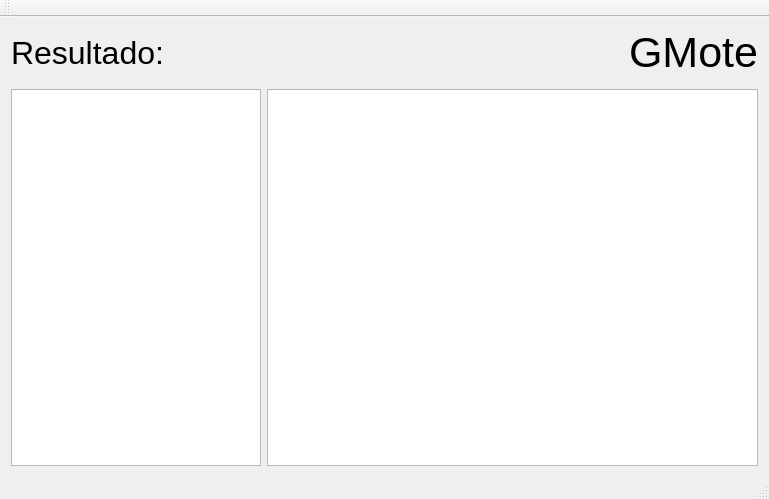
The window that Qt-test/GMoteTest/mainwindow.ui (DavidMCerdeira/GMote) describes before a commit, drawn with Qt 5.
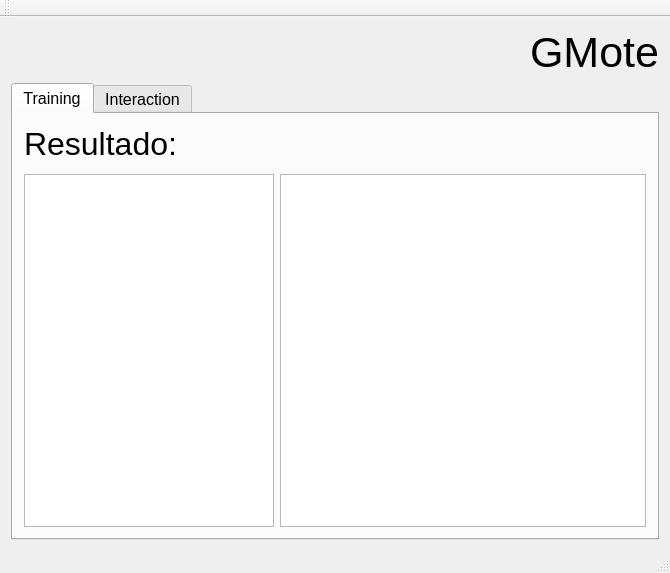
The same window after the commit.

```diff
--- a/Qt-test/GMoteTest/mainwindow.ui
+++ b/Qt-test/GMoteTest/mainwindow.ui
@@ -6,8 +6,8 @@
    <rect>
     <x>0</x>
     <y>0</y>
-    <width>769</width>
-    <height>499</height>
+    <width>670</width>
+    <height>573</height>
    </rect>
   </property>
   <property name="windowTitle">
@@ -16,6 +16,55 @@
   <widget class="QWidget" name="centralWidget">
    <layout class="QVBoxLayout" name="verticalLayout_2">
     <item>
+     <layout class="QHBoxLayout" name="horizontalLayout_3">
+      <item>
+       <spacer name="titleSpacer">
+        <property name="orientation">
+         <enum>Qt::Horizontal</enum>
+        </property>
+        <property name="sizeHint" stdset="0">
+         <size>
+          <width>40</width>
+          <height>20</height>
+         </size>
+        </property>
+       </spacer>
+      </item>
+      <item>
+       <widget class="QLabel" name="Title">
+        <property name="font">
+         <font>
+          <pointsize>32</pointsize>
+         </font>
+        </property>
+        <property name="text">
+         <string>GMote</string>
+        </property>
+       </widget>
+      </item>
+     </layout>
+    </item>
+    <item>
+     <widget class="QTabWidget" name="tabWidget">
+      <property name="font">
+       <font>
+        <pointsize>12</pointsize>
+       </font>
+      </property>
+      <property name="currentIndex">
+       <number>0</number>
+      </property>
+      <widget class="QWidget" name="tab">
+       <property name="font">
+        <font>
+         <pointsize>12</pointsize>
+        </font>
+       </property>
+       <attribute name="title">
+        <string>Training</string>
+       </attribute>
+       <layout class="QVBoxLayout" name="verticalLayout_3">
+        <item>
      <layout class="QVBoxLayout" name="verticalLayout">
       <item>
        <layout class="QHBoxLayout" name="horizontalLayout_2">
@@ -44,7 +93,7 @@
          </widget>
         </item>
         <item>
-         <spacer name="titleSpacer">
+             <spacer name="horizontalSpacer">
           <property name="orientation">
            <enum>Qt::Horizontal</enum>
           </property>
@@ -56,18 +105,6 @@
           </property>
          </spacer>
         </item>
-        <item>
-         <widget class="QLabel" name="Title">
-          <property name="font">
-           <font>
-            <pointsize>32</pointsize>
-           </font>
-          </property>
-          <property name="text">
-           <string>GMote</string>
-          </property>
-         </widget>
-        </item>
        </layout>
       </item>
       <item>
@@ -99,6 +136,20 @@
     </item>
    </layout>
   </widget>
+      <widget class="QWidget" name="tab_2">
+       <attribute name="title">
+        <string>Interaction</string>
+       </attribute>
+       <layout class="QVBoxLayout" name="verticalLayout_4">
+        <item>
+         <widget class="QGraphicsView" name="graphicsView"/>
+        </item>
+       </layout>
+      </widget>
+     </widget>
+    </item>
+   </layout>
+  </widget>
   <widget class="QMenuBar" name="menuBar">
    <property name="geometry">
     <rect>
```
Left out of the diff: 2 changed lines with no effect on the pictures. Lines whose indentation alone changed are shown as unchanged.
